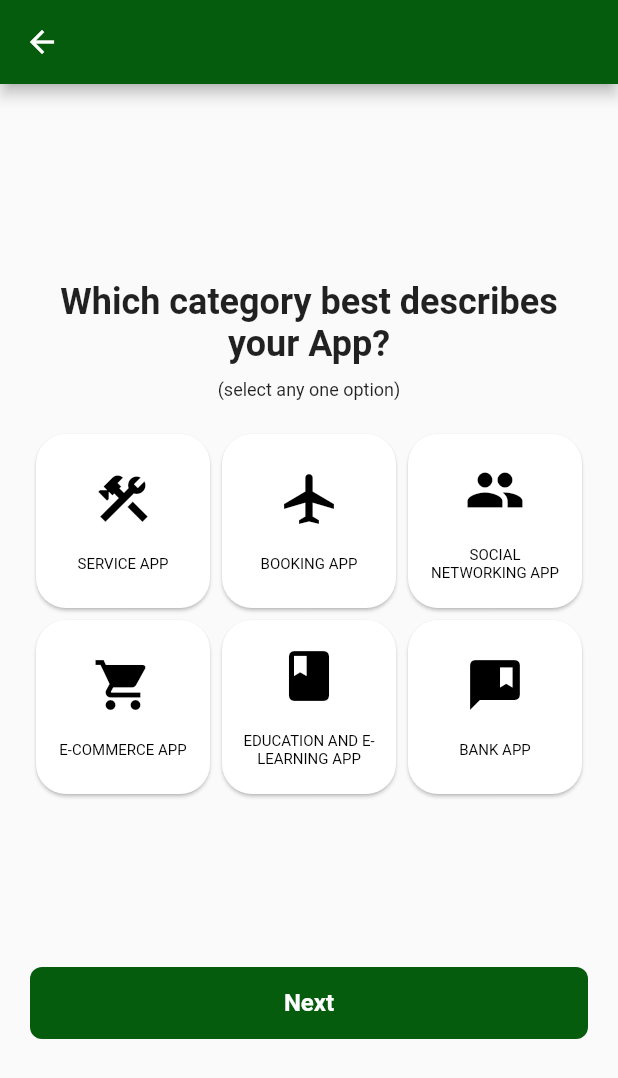
After one commit to ronealdenila/lns-service-cost-calculator, a Flutter app: the AppCategoryScreen screen opened by its route, on a phone screen of 412 x 824 dp. The commit adds this screen. Shown: the top 1078 px of the screen. Run offline on Flutter 3.47's test engine with Material 2 defaults, Android fonts, the phone set to English and light mode, and no system bars; our stand-ins replace firebase_auth, firebase_core; accounts and stored records are empty; network calls fail.

Commit message:
service type and category created

```diff
--- /dev/null
+++ b/lib/dummy_data.dart
@@ -0,0 +1,29 @@
+import 'package:lns_service_cost_calculator/providers/service.dart';
+
+final dummyData = [
+  Service(
+    id: 's1',
+    title: 'Digital Marketing & Consultation',
+    image: 'assets/images/digital_marketing_consultation.jpg',
+  ),
+  Service(
+    id: 's2',
+    title: 'Customized System Development',
+    image: 'assets/images/system_development.jpg',
+  ),
+  Service(
+    id: 's3',
+    title: 'Mobile Application Development',
+    image: 'assets/images/mobile_app_development.jpg',
+  ),
+  Service(
+    id: 's4',
+    title: 'Domain Name and Web Hosting',
+    image: 'assets/images/web_hosting.jpg',
+  ),
+  Service(
+    id: 's5',
+    title: 'E-Commerce Store Development',
+    image: 'assets/images/e_commerce_store_development.jpg',
+  ),
+];
--- a/lib/providers/service.dart
+++ b/lib/providers/service.dart
@@ -1,4 +1,4 @@
-import 'package:flutter/material.dart';
+import 'package:flutter/foundation.dart';
 
 class Service with ChangeNotifier {
   final String? id;
--- a/lib/providers/services.dart
+++ b/lib/providers/services.dart
@@ -1,5 +1,5 @@
 import 'package:flutter/cupertino.dart';
-import 'package:lns_service_cost_calculator/providers/service.dart';
+import 'service.dart';
 
 class Services with ChangeNotifier {
   List<Service> _items = [
--- /dev/null
+++ b/lib/screens/mobile_app_screens/app_category_screen.dart
@@ -0,0 +1,76 @@
+import 'package:flutter/material.dart';
+import 'package:lns_service_cost_calculator/shared/app_colors.dart';
+import 'package:lns_service_cost_calculator/shared/ui_helpers.dart';
+import 'package:lns_service_cost_calculator/widgets/app_category_item.dart';
+import 'package:lns_service_cost_calculator/widgets/box_button.dart';
+import 'package:lns_service_cost_calculator/widgets/box_text.dart';
+
+class AppCategoryScreen extends StatefulWidget {
+  static const routeName = '/app-category-screen-option';
+
+  @override
+  _AppCategoryScreenState createState() => _AppCategoryScreenState();
+}
+
+class _AppCategoryScreenState extends State<AppCategoryScreen> {
+  @override
+  Widget build(BuildContext context) {
+    return Scaffold(
+      appBar: AppBar(),
+      body: Padding(
+        padding: const EdgeInsets.all(20),
+        child: Column(
+          mainAxisAlignment: MainAxisAlignment.spaceEvenly,
+          children: [
+            Column(
+              children: [
+                BoxText.headingThree(
+                  'Which category best describes your App?',
+                  align: TextAlign.center,
+                ),
+                verticalSpaceSmall,
+                BoxText.caption(
+                  '(select any one option)',
+                  align: TextAlign.center,
+                ),
+                verticalSpaceRegular,
+                GridView.count(
+                  crossAxisCount: 3,
+                  children: [
+                    //TODO: Make a model instead of hard coded data
+                    AppCategoryItem(
+                      title: 'SERVICE APP',
+                      icon: Icons.construction,
+                    ),
+                    AppCategoryItem(
+                      title: 'BOOKING APP',
+                      icon: Icons.airplanemode_on_outlined,
+                    ),
+                    AppCategoryItem(
+                      title: 'SOCIAL NETWORKING APP',
+                      icon: Icons.people,
+                    ),
+                    AppCategoryItem(
+                      title: 'E-COMMERCE APP',
+                      icon: Icons.shopping_cart,
+                    ),
+                    AppCategoryItem(
+                      title: 'EDUCATION AND E-LEARNING APP',
+                      icon: Icons.book,
+                    ),
+                    AppCategoryItem(
+                      title: 'BANK APP',
+                      icon: Icons.comment_bank,
+                    ),
+                  ],
+                  shrinkWrap: true,
+                ),
+              ],
+            ),
+            BoxButton(title: 'Next'),
+          ],
+        ),
+      ),
+    );
+  }
+}
--- a/lib/screens/service_type_screen.dart
+++ b/lib/screens/service_type_screen.dart
@@ -14,7 +14,6 @@ class ServiceTypeScreen extends StatelessWidget {
       child: Scaffold(
         appBar: AppBar(
           title: Text('Select Type of Service'),
-          backgroundColor: kcPrimaryColor,
           // actions: [
           //   IconButton(icon: Icon(Icons.logout), onPressed: appState.signOut)
           // ],
--- a/lib/shared/app_colors.dart
+++ b/lib/shared/app_colors.dart
@@ -1,6 +1,7 @@
 import 'package:flutter/material.dart';
 
 const Color kcPrimaryColor = Color(0xff065C0D);
+const Color kcSecondaryColor = Color(0xffA40B97);
 const Color kcMediumGreyColor = Color(0xff868686);
 const Color kcLightGreyColor = Color(0xffe5e5e5);
 const Color kcVeryLightGreyColor = Color(0xfff2f2f2);
--- /dev/null
+++ b/lib/widgets/app_category_item.dart
@@ -0,0 +1,56 @@
+import 'package:flutter/material.dart';
+import 'package:lns_service_cost_calculator/shared/app_colors.dart';
+import 'package:lns_service_cost_calculator/shared/ui_helpers.dart';
+
+class AppCategoryItem extends StatefulWidget {
+  final String? title;
+  final IconData? icon;
+  const AppCategoryItem({Key? key, this.title, this.icon}) : super(key: key);
+
+  @override
+  _AppCategoryItemState createState() => _AppCategoryItemState();
+}
+
+class _AppCategoryItemState extends State<AppCategoryItem> {
+  bool _selected = false;
+  @override
+  Widget build(BuildContext context) {
+    return Card(
+      color: _selected ? kcSecondaryColor : Colors.white,
+      shape: RoundedRectangleBorder(
+        borderRadius: BorderRadius.circular(20),
+      ),
+      child: InkWell(
+        splashColor: Colors.blue.withAlpha(30),
+        onTap: () {
+          setState(() {
+            _selected = !_selected;
+            print(_selected);
+          });
+        },
+        child: Container(
+          padding: EdgeInsets.all(10),
+          child: Column(
+            mainAxisAlignment: MainAxisAlignment.center,
+            children: [
+              Icon(
+                widget.icon,
+                size: 40,
+                color: _selected ? Colors.white : Colors.black,
+              ),
+              verticalSpaceRegular,
+              Text(
+                widget.title!,
+                style: TextStyle(
+                  fontSize: 10,
+                  color: _selected ? Colors.white : Colors.black,
+                ),
+                textAlign: TextAlign.center,
+              ),
+            ],
+          ),
+        ),
+      ),
+    );
+  }
+}
--- a/lib/widgets/box_text.dart
+++ b/lib/widgets/box_text.dart
@@ -27,7 +27,7 @@ class BoxText extends StatelessWidget {
         alignment = align;
 
   BoxText.body(this.text,
-      {Color color = kcMediumGreyColor, TextAlign align = TextAlign.start})
+      {Color color = Colors.black, TextAlign align = TextAlign.start})
       : style = bodyStyle.copyWith(color: color),
         alignment = align;
 
```
Also changed, not shown: lib/main.dart (+6 -3 lines), lib/screens/mobile_app_category_screen.dart (deleted, +0 -37 lines), lib/screens/mobile_app_screens/type_of_app_screen.dart (added, +157 -0 lines), lib/widgets/service_type_item.dart (+4 -4 lines).
